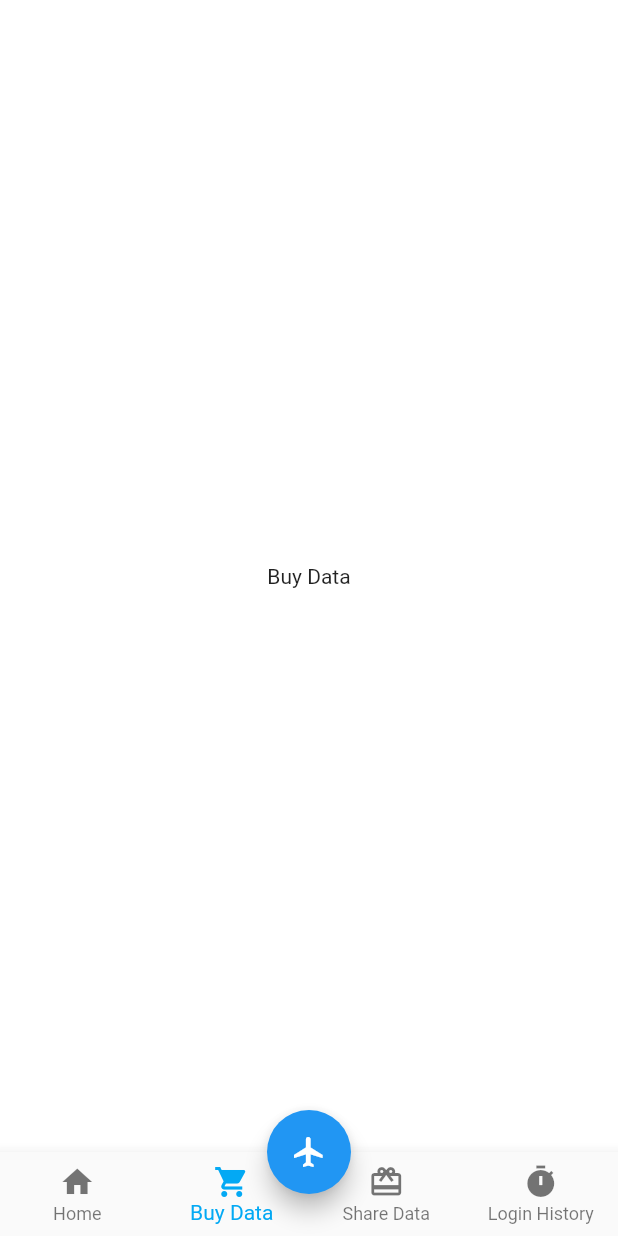
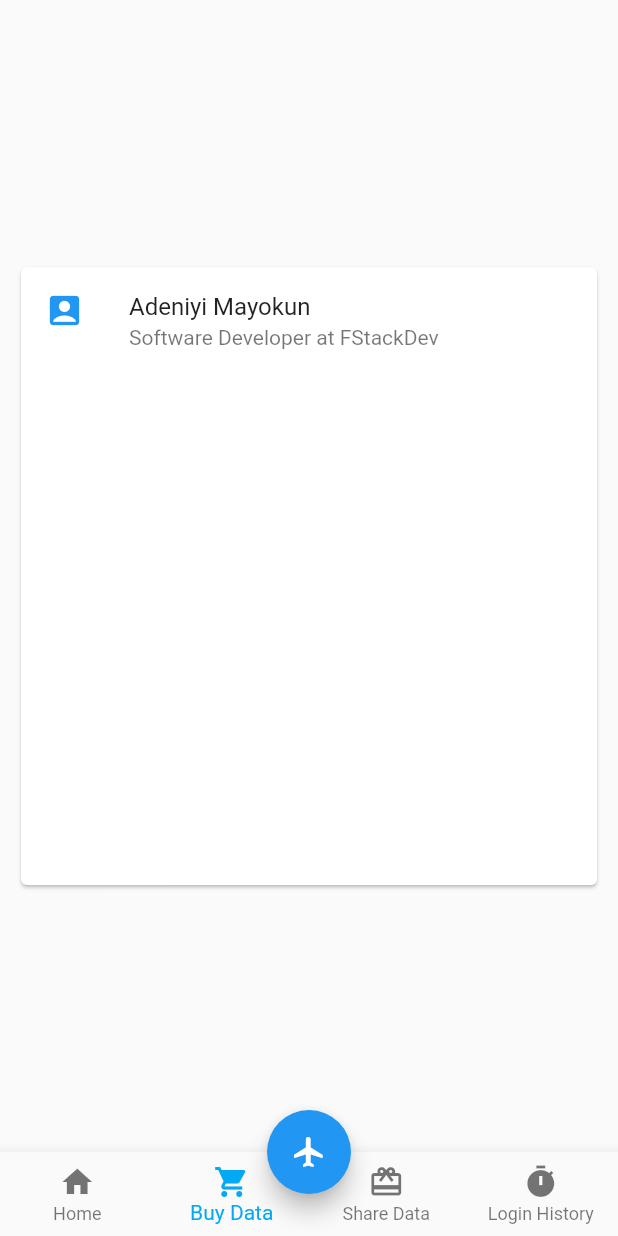
Before and after one commit to Fstackdevio/Netsurf-Mobile, a Flutter app: the WrapperScreen screen opened directly, item 2 of the bottom bar chosen, on a phone screen of 412 x 824 dp. Run offline on Flutter 3.47's test engine with Material 2 defaults, Android fonts, the phone set to English and light mode, and no system bars.

Commit message:
added BuyData page

```diff
--- /dev/null
+++ b/lib/pages/buydata.dart
@@ -0,0 +1,46 @@
+import 'package:flutter/material.dart';
+
+
+class BuyData extends StatefulWidget{
+  @override
+  _BuyDataState createState() => new _BuyDataState();
+}
+
+
+class _BuyDataState extends State<BuyData>{
+  Widget build(BuildContext context){
+    //build function returns a "widget"
+    var card =  new Card(
+      child: new Column(
+        children: <Widget>[
+          new ListTile(
+          leading: Icon(Icons.account_box, color: Colors.blue,size: 26.0),
+          title: new Text("Adeniyi Mayokun", style: new TextStyle(fontWeight: FontWeight.w400),),
+          subtitle: new Text("Software Developer at FStackDev"),
+          )
+
+        ],
+
+      ),
+      );
+      final sizedBox = new Container(
+        margin: new EdgeInsets.only(left: 10.0,  right: 10.0),
+        child: new SizedBox(
+          height: 420.0,
+          child: card,
+        ),
+      );
+      final center = new Center(
+
+        child: sizedBox,
+        );
+      return new MaterialApp(
+        title: "",
+        home: new Scaffold(
+
+          body: center,
+        )
+        );
+
+  }
+}
--- a/lib/pages/home.dart
+++ b/lib/pages/home.dart
@@ -1,5 +1,4 @@
 import 'package:flutter/material.dart';
-import 'package:netsurf_pro/models/trans_card.dart';
 import 'package:netsurf_pro/pages/notification.dart';
 import 'package:netsurf_pro/pages/settings.dart';
 
@@ -92,7 +91,8 @@ class _HomeScreenState extends State<HomeScreen> {
                                   style: new TextStyle(
                                       color: Colors.white,
                                       fontSize: 50.0,
-                                      fontWeight: FontWeight.bold)),
+                                      fontWeight: FontWeight.bold
+                                      )),
                               new Text(
                                 'Data Balance',
                                 style: new TextStyle(
--- a/lib/pages/wrapper.dart
+++ b/lib/pages/wrapper.dart
@@ -1,5 +1,6 @@
 import 'package:flutter/material.dart';
 import 'package:netsurf_pro/pages/home.dart';
+import 'package:netsurf_pro/pages/buydata.dart';
 
 class WrapperScreen extends StatefulWidget {
   @override
@@ -17,11 +18,19 @@ class _WrapperScreenState extends State<WrapperScreen> {
 
   @override
   Widget build(BuildContext context) {
+    var card = new Card(
+      child: new Column(
+        children: <Widget>[
+          new ListTile(
+            title: new Text("Adeniyi Mayokun"),
+          )
+        ],
+
+      ),
+    );
     List<Widget> _screens = [
       HomeScreen(),
-      Center(
-        child: new Text('Buy Data'),
-      ),
+      BuyData(),
       Center(
         child: new Text('Share Data'),
       ),
```
